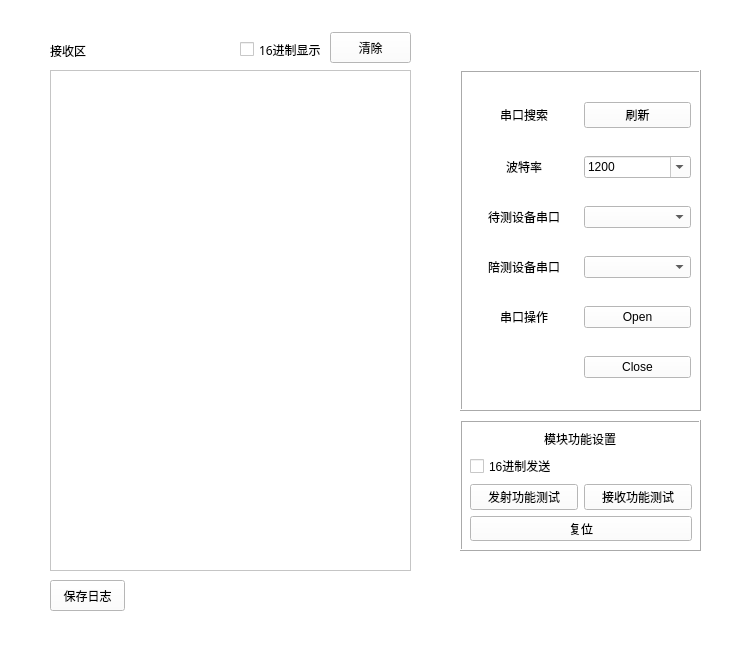
Qt form SerialPort.ui (Osamazzz/serial_client) before a commit.
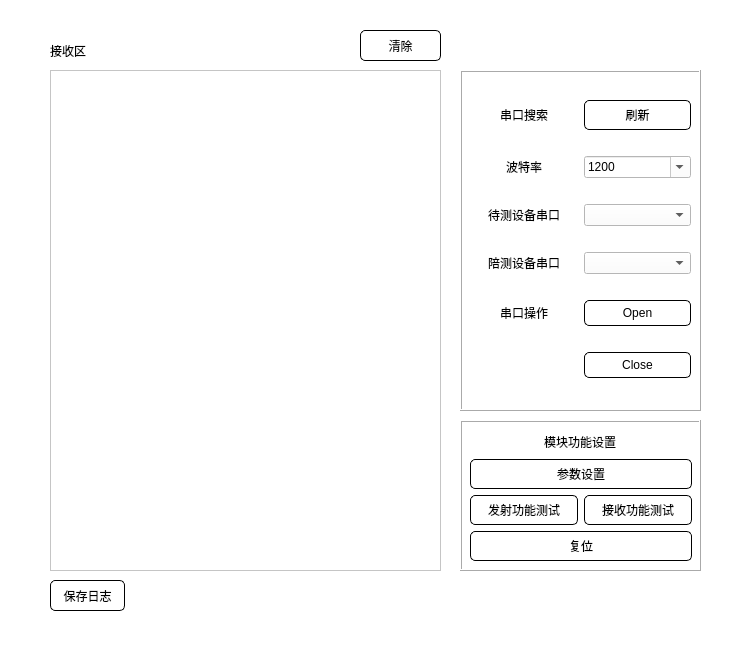
The same form after that commit.

Commit message: 修正了刷新串口时出现的只能显示一个串口的问题，删除了UI中16进制显示的方式

The edit to the form file:
```diff
--- a/SerialPort.ui
+++ b/SerialPort.ui
@@ -65,12 +65,48 @@
   <widget class="QPushButton" name="ClearButton">
    <property name="geometry">
     <rect>
-     <x>330</x>
-     <y>32</y>
+     <x>360</x>
+     <y>30</y>
      <width>81</width>
      <height>31</height>
     </rect>
    </property>
+   <property name="font">
+    <font>
+     <family>方正兰亭中黑_GBK</family>
+     <pointsize>9</pointsize>
+     <weight>50</weight>
+     <italic>false</italic>
+     <bold>false</bold>
+    </font>
+   </property>
+   <property name="styleSheet">
+    <string notr="true">QPushButton
+        {
+            border-style: outset;
+            border-width: 1px;
+            border-radius:5px; 
+            min-width:2em;
+            color:black; 
+            padding: 5px;
+        }
+
+        QPushButton:hover{
+        background-color: qlineargradient(spread:pad, x1:0.909,
+        y1:0.864, x2:0.926, y2:0, stop:0.448864 rgba(255, 239, 88, 250)
+        , stop:1 rgba(255, 255, 255, 255));
+        }
+
+        QPushButton:pressed
+        {
+            background-color: #1E90FF; /*伪状态经过时背景色*/
+            border-style: inset;
+        }
+        QPushButton:!enabled{
+            background-color: rgb(100, 100, 100);
+            border-style: inset;
+        }</string>
+   </property>
    <property name="text">
     <string>清除</string>
    </property>
@@ -80,7 +116,7 @@
     <rect>
      <x>50</x>
      <y>70</y>
-     <width>361</width>
+     <width>391</width>
      <height>501</height>
     </rect>
    </property>
@@ -102,19 +138,6 @@
 &lt;p style=&quot;-qt-paragraph-type:empty; margin-top:0px; margin-bottom:0px; margin-left:0px; margin-right:0px; -qt-block-indent:0; text-indent:0px;&quot;&gt;&lt;br /&gt;&lt;/p&gt;&lt;/body&gt;&lt;/html&gt;</string>
    </property>
   </widget>
-  <widget class="QCheckBox" name="hexShowing_checkBox">
-   <property name="geometry">
-    <rect>
-     <x>240</x>
-     <y>39</y>
-     <width>81</width>
-     <height>21</height>
-    </rect>
-   </property>
-   <property name="text">
-    <string>16进制显示</string>
-   </property>
-  </widget>
   <widget class="QPushButton" name="Button_Sava_Log">
    <property name="geometry">
     <rect>
@@ -124,6 +147,33 @@
      <height>31</height>
     </rect>
    </property>
+   <property name="styleSheet">
+    <string notr="true">QPushButton
+        {
+            border-style: outset;
+            border-width: 1px;
+            border-radius:5px; 
+            min-width:2em;
+            color:black; 
+            padding: 5px;
+        }
+
+        QPushButton:hover{
+        background-color: qlineargradient(spread:pad, x1:0.909,
+        y1:0.864, x2:0.926, y2:0, stop:0.448864 rgba(255, 239, 88, 250)
+        , stop:1 rgba(255, 255, 255, 255));
+        }
+
+        QPushButton:pressed
+        {
+            background-color: #1E90FF; /*伪状态经过时背景色*/
+            border-style: inset;
+        }
+        QPushButton:!enabled{
+            background-color: rgb(100, 100, 100);
+            border-style: inset;
+        }</string>
+   </property>
    <property name="text">
     <string>保存日志</string>
    </property>
@@ -275,6 +325,33 @@
      </item>
      <item row="4" column="1">
       <widget class="QPushButton" name="Com_Open_Button">
+       <property name="styleSheet">
+        <string notr="true">QPushButton
+        {
+            border-style: outset;
+            border-width: 1px;
+            border-radius:5px; 
+            min-width:2em;
+            color:black; 
+            padding: 5px;
+        }
+
+        QPushButton:hover{
+        background-color: qlineargradient(spread:pad, x1:0.909,
+        y1:0.864, x2:0.926, y2:0, stop:0.448864 rgba(255, 239, 88, 250)
+        , stop:1 rgba(255, 255, 255, 255));
+        }
+
+        QPushButton:pressed
+        {
+            background-color: #1E90FF; /*伪状态经过时背景色*/
+            border-style: inset;
+        }
+        QPushButton:!enabled{
+            background-color: rgb(100, 100, 100);
+            border-style: inset;
+        }</string>
+       </property>
        <property name="text">
         <string>Open</string>
        </property>
@@ -292,6 +369,33 @@
      </item>
      <item row="5" column="1">
       <widget class="QPushButton" name="Com_Close_Button">
+       <property name="styleSheet">
+        <string notr="true">QPushButton
+        {
+            border-style: outset;
+            border-width: 1px;
+            border-radius:5px; 
+            min-width:2em;
+            color:black; 
+            padding: 5px;
+        }
+
+        QPushButton:hover{
+        background-color: qlineargradient(spread:pad, x1:0.909,
+        y1:0.864, x2:0.926, y2:0, stop:0.448864 rgba(255, 239, 88, 250)
+        , stop:1 rgba(255, 255, 255, 255));
+        }
+
+        QPushButton:pressed
+        {
+            background-color: #1E90FF; /*伪状态经过时背景色*/
+            border-style: inset;
+        }
+        QPushButton:!enabled{
+            background-color: rgb(100, 100, 100);
+            border-style: inset;
+        }</string>
+       </property>
        <property name="text">
         <string>Close</string>
        </property>
@@ -332,6 +436,33 @@
      </item>
      <item row="0" column="1">
       <widget class="QPushButton" name="Com_Refresh_Button">
+       <property name="styleSheet">
+        <string notr="true">QPushButton
+        {
+            border-style: outset;
+            border-width: 1px;
+            border-radius:5px; 
+            min-width:2em;
+            color:black; 
+            padding: 5px;
+        }
+
+        QPushButton:hover{
+        background-color: qlineargradient(spread:pad, x1:0.909,
+        y1:0.864, x2:0.926, y2:0, stop:0.448864 rgba(255, 239, 88, 250)
+        , stop:1 rgba(255, 255, 255, 255));
+        }
+
+        QPushButton:pressed
+        {
+            background-color: #1E90FF; /*伪状态经过时背景色*/
+            border-style: inset;
+        }
+        QPushButton:!enabled{
+            background-color: rgb(100, 100, 100);
+            border-style: inset;
+        }</string>
+       </property>
        <property name="text">
         <string>刷新</string>
        </property>
@@ -359,7 +490,7 @@
      <x>460</x>
      <y>420</y>
      <width>241</width>
-     <height>131</height>
+     <height>151</height>
     </rect>
    </property>
    <property name="frameShape">
@@ -380,12 +511,73 @@
       <x>10</x>
       <y>10</y>
       <width>222</width>
-      <height>111</height>
+      <height>131</height>
      </rect>
     </property>
     <layout class="QGridLayout" name="gridLayout_2">
-     <item row="2" column="1">
+     <item row="4" column="0">
+      <widget class="QPushButton" name="Com_TX_Set_Button">
+       <property name="styleSheet">
+        <string notr="true">QPushButton
+        {
+            border-style: outset;
+            border-width: 1px;
+            border-radius:5px; 
+            min-width:2em;
+            color:black; 
+            padding: 5px;
+        }
+
+        QPushButton:hover{
+        background-color: qlineargradient(spread:pad, x1:0.909,
+        y1:0.864, x2:0.926, y2:0, stop:0.448864 rgba(255, 239, 88, 250)
+        , stop:1 rgba(255, 255, 255, 255));
+        }
+
+        QPushButton:pressed
+        {
+            background-color: #1E90FF; /*伪状态经过时背景色*/
+            border-style: inset;
+        }
+        QPushButton:!enabled{
+            background-color: rgb(100, 100, 100);
+            border-style: inset;
+        }</string>
+       </property>
+       <property name="text">
+        <string>发射功能测试</string>
+       </property>
+      </widget>
+     </item>
+     <item row="4" column="1">
       <widget class="QPushButton" name="Com_RX_Set_Button">
+       <property name="styleSheet">
+        <string notr="true">QPushButton
+        {
+            border-style: outset;
+            border-width: 1px;
+            border-radius:5px; 
+            min-width:2em;
+            color:black; 
+            padding: 5px;
+        }
+
+        QPushButton:hover{
+        background-color: qlineargradient(spread:pad, x1:0.909,
+        y1:0.864, x2:0.926, y2:0, stop:0.448864 rgba(255, 239, 88, 250)
+        , stop:1 rgba(255, 255, 255, 255));
+        }
+
+        QPushButton:pressed
+        {
+            background-color: #1E90FF; /*伪状态经过时背景色*/
+            border-style: inset;
+        }
+        QPushButton:!enabled{
+            background-color: rgb(100, 100, 100);
+            border-style: inset;
+        }</string>
+       </property>
        <property name="text">
         <string>接收功能测试</string>
        </property>
@@ -417,24 +609,71 @@
        </property>
       </widget>
      </item>
-     <item row="2" column="0">
-      <widget class="QPushButton" name="Com_TX_Set_Button">
-       <property name="text">
-        <string>发射功能测试</string>
-       </property>
-      </widget>
-     </item>
-     <item row="3" column="0" colspan="2">
+     <item row="5" column="0" colspan="2">
       <widget class="QPushButton" name="Com_Reset_Button">
+       <property name="styleSheet">
+        <string notr="true">QPushButton
+        {
+            border-style: outset;
+            border-width: 1px;
+            border-radius:5px; 
+            min-width:2em;
+            color:black; 
+            padding: 5px;
+        }
+
+        QPushButton:hover{
+        background-color: qlineargradient(spread:pad, x1:0.909,
+        y1:0.864, x2:0.926, y2:0, stop:0.448864 rgba(255, 239, 88, 250)
+        , stop:1 rgba(255, 255, 255, 255));
+        }
+
+        QPushButton:pressed
+        {
+            background-color: #1E90FF; /*伪状态经过时背景色*/
+            border-style: inset;
+        }
+        QPushButton:!enabled{
+            background-color: rgb(100, 100, 100);
+            border-style: inset;
+        }</string>
+       </property>
        <property name="text">
         <string>复位</string>
        </property>
       </widget>
      </item>
      <item row="1" column="0" colspan="2">
-      <widget class="QCheckBox" name="hexSending_checkBox">
+      <widget class="QPushButton" name="Button_Param_Setting">
+       <property name="styleSheet">
+        <string notr="true">QPushButton
+        {
+            border-style: outset;
+            border-width: 1px;
+            border-radius:5px; 
+            min-width:2em;
+            color:black; 
+            padding: 5px;
+        }
+
+        QPushButton:hover{
+        background-color: qlineargradient(spread:pad, x1:0.909,
+        y1:0.864, x2:0.926, y2:0, stop:0.448864 rgba(255, 239, 88, 250)
+        , stop:1 rgba(255, 255, 255, 255));
+        }
+
+        QPushButton:pressed
+        {
+            background-color: #1E90FF; /*伪状态经过时背景色*/
+            border-style: inset;
+        }
+        QPushButton:!enabled{
+            background-color: rgb(100, 100, 100);
+            border-style: inset;
+        }</string>
+       </property>
        <property name="text">
-        <string>16进制发送</string>
+        <string>参数设置</string>
        </property>
       </widget>
      </item>
```
Left out of the diff: 7 changed lines with no effect on the pictures. The commit also changes 20 other files.
